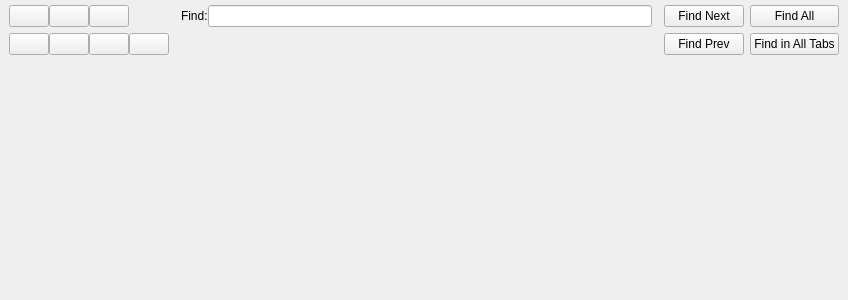
The window that src/finder/WFindReqWidget.ui (marcinmagier/wolverine) describes before a commit, drawn with Qt 5.
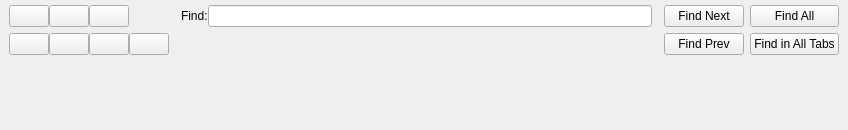
The same window after the commit. The open tabs and pages were chosen to show the change.

```diff
--- a/src/finder/WFindReqWidget.ui
+++ b/src/finder/WFindReqWidget.ui
@@ -7,7 +7,7 @@
     <x>0</x>
     <y>0</y>
     <width>848</width>
-    <height>300</height>
+    <height>130</height>
    </rect>
   </property>
   <property name="windowTitle">
```
Left out of the diff: 83 changed lines with no effect on the pictures.
